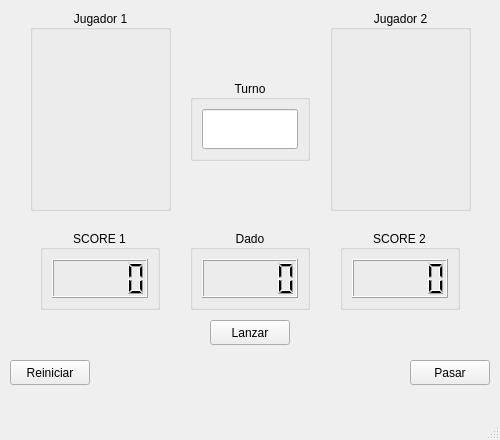
Old version of the form PIG_GAME/juego.ui in the repository JuanCor253/Proyectos.
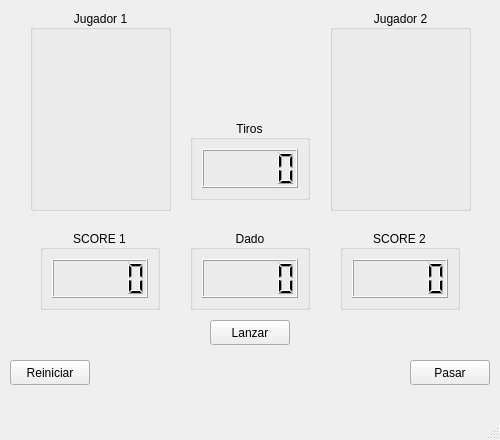
New version of the form. Icons and pictures are not drawn.

The edit to the form file:
```diff
--- a/PIG_GAME/juego.ui
+++ b/PIG_GAME/juego.ui
@@ -206,9 +206,9 @@
     <property name="geometry">
      <rect>
       <x>190</x>
-      <y>80</y>
+      <y>120</y>
       <width>120</width>
-      <height>81</height>
+      <height>80</height>
      </rect>
     </property>
     <property name="layoutDirection">
@@ -218,21 +218,14 @@
      <bool>false</bool>
     </property>
     <property name="title">
-     <string>Turno</string>
+     <string>Tiros</string>
     </property>
     <property name="alignment">
      <set>Qt::AlignCenter</set>
     </property>
     <layout class="QGridLayout" name="gridLayout_6">
      <item row="0" column="0">
-      <widget class="QLineEdit" name="txt_turno">
-       <property name="sizePolicy">
-        <sizepolicy hsizetype="Expanding" vsizetype="Preferred">
-         <horstretch>0</horstretch>
-         <verstretch>0</verstretch>
-        </sizepolicy>
-       </property>
-      </widget>
+      <widget class="QLCDNumber" name="lcd_tiros"/>
      </item>
     </layout>
    </widget>
```
Left out of the diff: 3 changed lines with no effect on the pictures.
